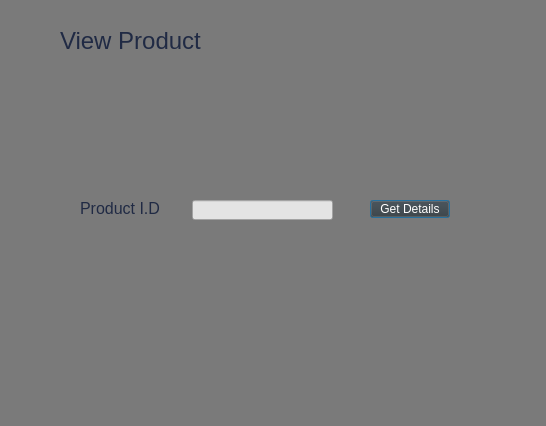
The window that Bhitti-master/Bhitti/viewproduct.ui (BigyaDhungana/Bhitti) describes before a commit, drawn with Qt 5.
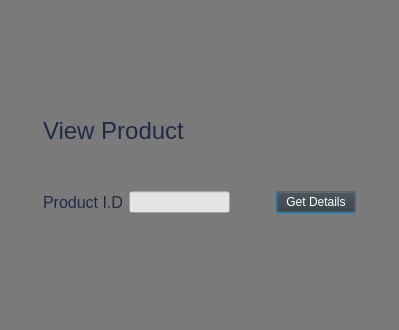
The same window after the commit.

What changed in the file:
```diff
--- a/Bhitti-master/Bhitti/viewproduct.ui
+++ b/Bhitti-master/Bhitti/viewproduct.ui
@@ -6,8 +6,8 @@
    <rect>
     <x>0</x>
     <y>0</y>
-    <width>546</width>
-    <height>426</height>
+    <width>399</width>
+    <height>330</height>
    </rect>
   </property>
   <property name="windowTitle">
@@ -16,28 +16,33 @@
   <property name="styleSheet">
    <string notr="true">background-color: rgb(122, 122, 122);</string>
   </property>
+  <layout class="QGridLayout" name="gridLayout_2" rowstretch="20,0,0,20,20">
+   <item row="1" column="1">
+    <widget class="QLabel" name="label">
+     <property name="font">
+      <font>
+       <pointsize>18</pointsize>
+      </font>
+     </property>
+     <property name="styleSheet">
+      <string notr="true">color: rgb(32, 42, 68);</string>
+     </property>
+     <property name="text">
+      <string>View Product</string>
+     </property>
+    </widget>
+   </item>
+   <item row="3" column="1">
+    <layout class="QGridLayout" name="gridLayout" columnstretch="0,40,0,0">
+     <item row="0" column="1">
   <widget class="QLineEdit" name="lineEdit">
-   <property name="geometry">
-    <rect>
-     <x>192</x>
-     <y>200</y>
-     <width>141</width>
-     <height>20</height>
-    </rect>
-   </property>
    <property name="styleSheet">
     <string notr="true">background-color: rgb(228, 228, 228);</string>
    </property>
   </widget>
+     </item>
+     <item row="0" column="3">
   <widget class="QPushButton" name="pushButton">
-   <property name="geometry">
-    <rect>
-     <x>370</x>
-     <y>200</y>
-     <width>80</width>
-     <height>18</height>
-    </rect>
-   </property>
    <property name="cursor">
     <cursorShape>PointingHandCursor</cursorShape>
    </property>
@@ -49,36 +54,9 @@
     <string>Get Details</string>
    </property>
   </widget>
-  <widget class="QLabel" name="label">
-   <property name="geometry">
-    <rect>
-     <x>60</x>
-     <y>30</y>
-     <width>161</width>
-     <height>21</height>
-    </rect>
-   </property>
-   <property name="font">
-    <font>
-     <pointsize>18</pointsize>
-    </font>
-   </property>
-   <property name="styleSheet">
-    <string notr="true">color: rgb(32, 42, 68);</string>
-   </property>
-   <property name="text">
-    <string>View Product</string>
-   </property>
-  </widget>
+     </item>
+     <item row="0" column="0">
   <widget class="QLabel" name="label_2">
-   <property name="geometry">
-    <rect>
-     <x>80</x>
-     <y>200</y>
-     <width>111</width>
-     <height>16</height>
-    </rect>
-   </property>
    <property name="font">
     <font>
      <pointsize>12</pointsize>
@@ -91,6 +69,88 @@
     <string>Product I.D</string>
    </property>
   </widget>
+     </item>
+     <item row="0" column="2">
+      <spacer name="horizontalSpacer">
+       <property name="orientation">
+        <enum>Qt::Horizontal</enum>
+       </property>
+       <property name="sizeHint" stdset="0">
+        <size>
+         <width>40</width>
+         <height>20</height>
+        </size>
+       </property>
+      </spacer>
+     </item>
+    </layout>
+   </item>
+   <item row="3" column="2">
+    <spacer name="horizontalSpacer_2">
+     <property name="orientation">
+      <enum>Qt::Horizontal</enum>
+     </property>
+     <property name="sizeHint" stdset="0">
+      <size>
+       <width>40</width>
+       <height>20</height>
+      </size>
+     </property>
+    </spacer>
+   </item>
+   <item row="0" column="1">
+    <spacer name="verticalSpacer">
+     <property name="orientation">
+      <enum>Qt::Vertical</enum>
+     </property>
+     <property name="sizeHint" stdset="0">
+      <size>
+       <width>20</width>
+       <height>40</height>
+      </size>
+     </property>
+    </spacer>
+   </item>
+   <item row="4" column="1">
+    <spacer name="verticalSpacer_2">
+     <property name="orientation">
+      <enum>Qt::Vertical</enum>
+     </property>
+     <property name="sizeHint" stdset="0">
+      <size>
+       <width>20</width>
+       <height>40</height>
+      </size>
+     </property>
+    </spacer>
+   </item>
+   <item row="2" column="1">
+    <spacer name="verticalSpacer_3">
+     <property name="orientation">
+      <enum>Qt::Vertical</enum>
+     </property>
+     <property name="sizeHint" stdset="0">
+      <size>
+       <width>20</width>
+       <height>40</height>
+      </size>
+     </property>
+    </spacer>
+   </item>
+   <item row="3" column="0">
+    <spacer name="horizontalSpacer_3">
+     <property name="orientation">
+      <enum>Qt::Horizontal</enum>
+     </property>
+     <property name="sizeHint" stdset="0">
+      <size>
+       <width>40</width>
+       <height>20</height>
+      </size>
+     </property>
+    </spacer>
+   </item>
+  </layout>
  </widget>
  <resources/>
  <connections/>
```
Lines whose indentation alone changed are shown as unchanged.
